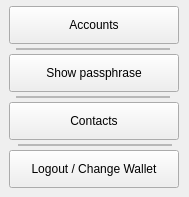
Before: the Qt Designer form core_desktop/navmenuaccount.ui in mwcproject/mwc-qt-wallet, drawn with Qt 5.
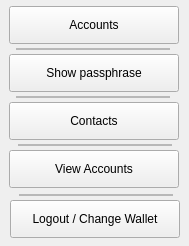
After: the same form once the commit is applied. Custom widgets are drawn as their Qt base class.

Commit message: Viewing Key Feature. Initial commit

```diff
--- a/core_desktop/navmenuaccount.ui
+++ b/core_desktop/navmenuaccount.ui
@@ -7,7 +7,7 @@
     <x>0</x>
     <y>0</y>
     <width>189</width>
-    <height>197</height>
+    <height>246</height>
    </rect>
   </property>
   <property name="windowTitle">
@@ -100,7 +100,7 @@
     <enum>QFrame::Raised</enum>
    </property>
   </widget>
-  <widget class="control::NavMenuButton" name="logoutButton">
+  <widget class="control::NavMenuButton" name="viewingKeyButton">
    <property name="geometry">
     <rect>
      <x>9</x>
@@ -110,6 +110,35 @@
     </rect>
    </property>
    <property name="text">
+    <string>View Accounts</string>
+   </property>
+  </widget>
+  <widget class="control::MwcFrameWithBorder" name="frame_5">
+   <property name="geometry">
+    <rect>
+     <x>19</x>
+     <y>194</y>
+     <width>154</width>
+     <height>2</height>
+    </rect>
+   </property>
+   <property name="frameShape">
+    <enum>QFrame::StyledPanel</enum>
+   </property>
+   <property name="frameShadow">
+    <enum>QFrame::Raised</enum>
+   </property>
+  </widget>
+  <widget class="control::NavMenuButton" name="logoutButton">
+   <property name="geometry">
+    <rect>
+     <x>10</x>
+     <y>200</y>
+     <width>170</width>
+     <height>38</height>
+    </rect>
+   </property>
+   <property name="text">
     <string>Logout / Change Wallet</string>
    </property>
   </widget>
```
Left out of the diff: 7 changed lines with no effect on the pictures. The commit also changes 35 other files.
